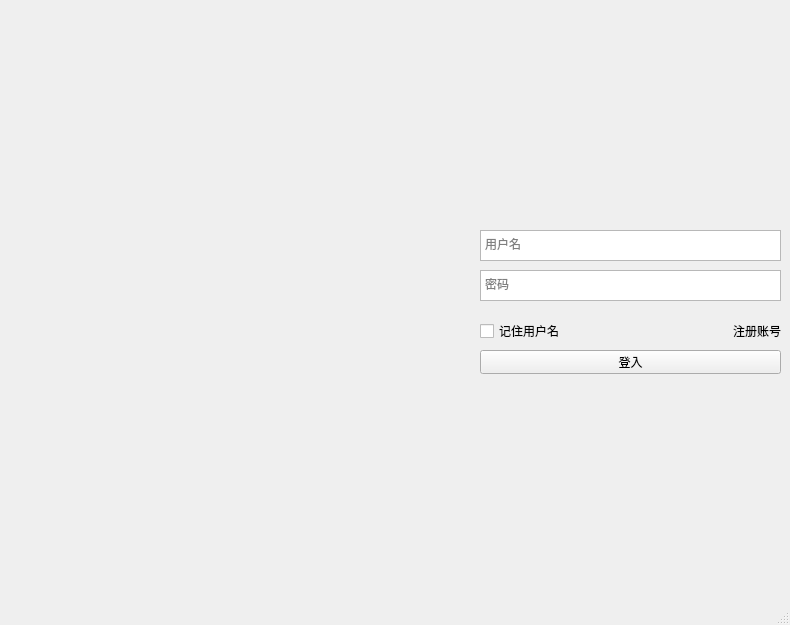
Qt form LogInPage.ui (Luchanaaaaa/PlateDetect-QT-YOLOv5-LPRNe) before a commit.
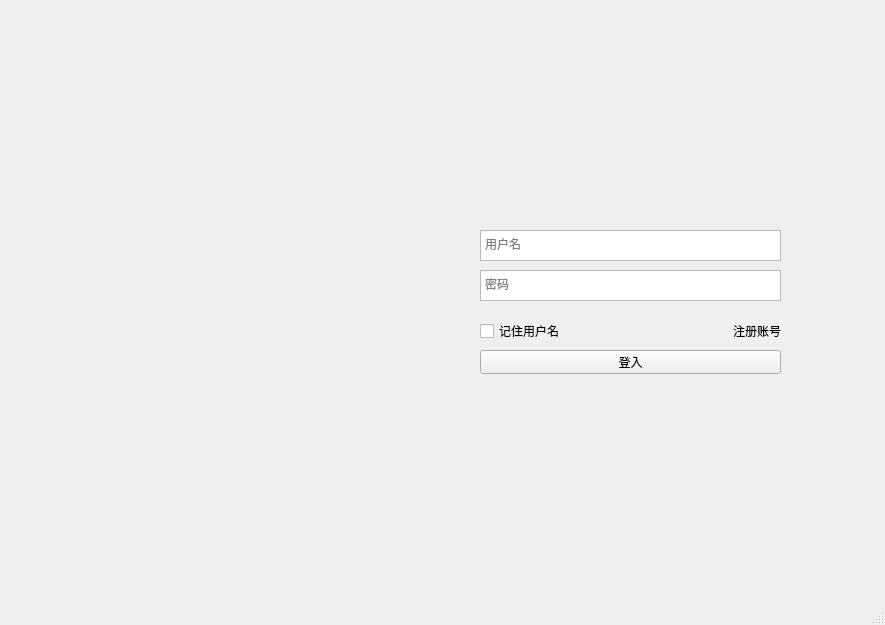
The same form after that commit. Icons and pictures are not drawn.

Patch:
```diff
--- a/LogInPage.ui
+++ b/LogInPage.ui
@@ -6,7 +6,7 @@
    <rect>
     <x>0</x>
     <y>0</y>
-    <width>790</width>
+    <width>885</width>
     <height>625</height>
    </rect>
   </property>
```
Left out of the diff: 6 changed lines with no effect on the pictures.
